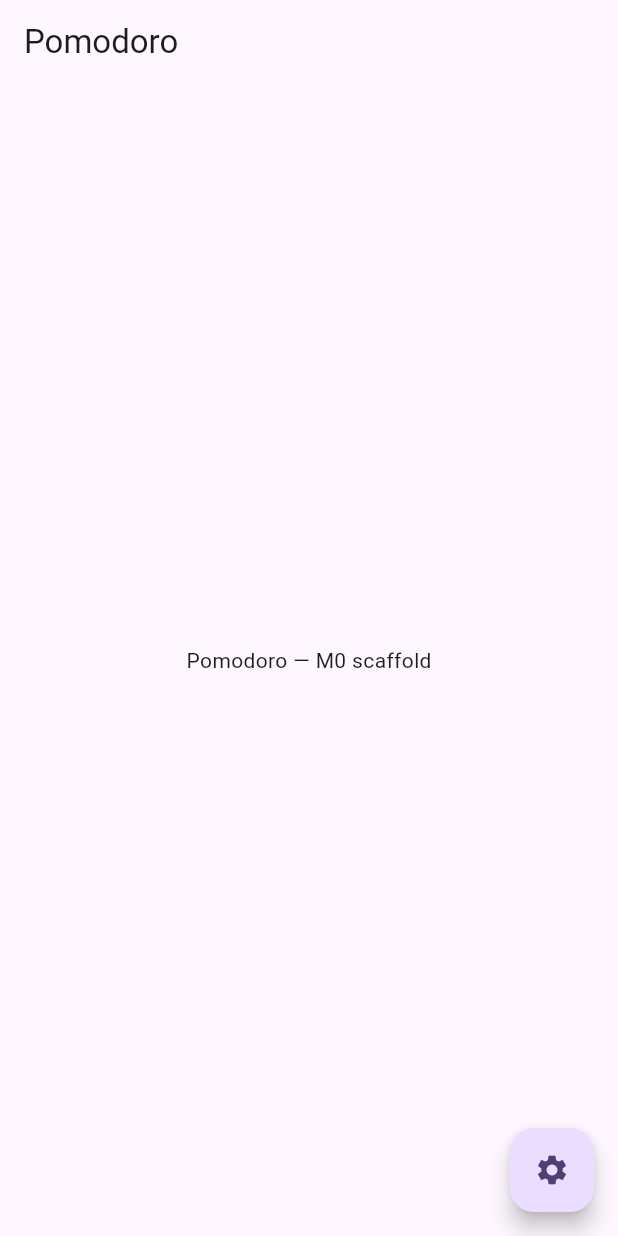
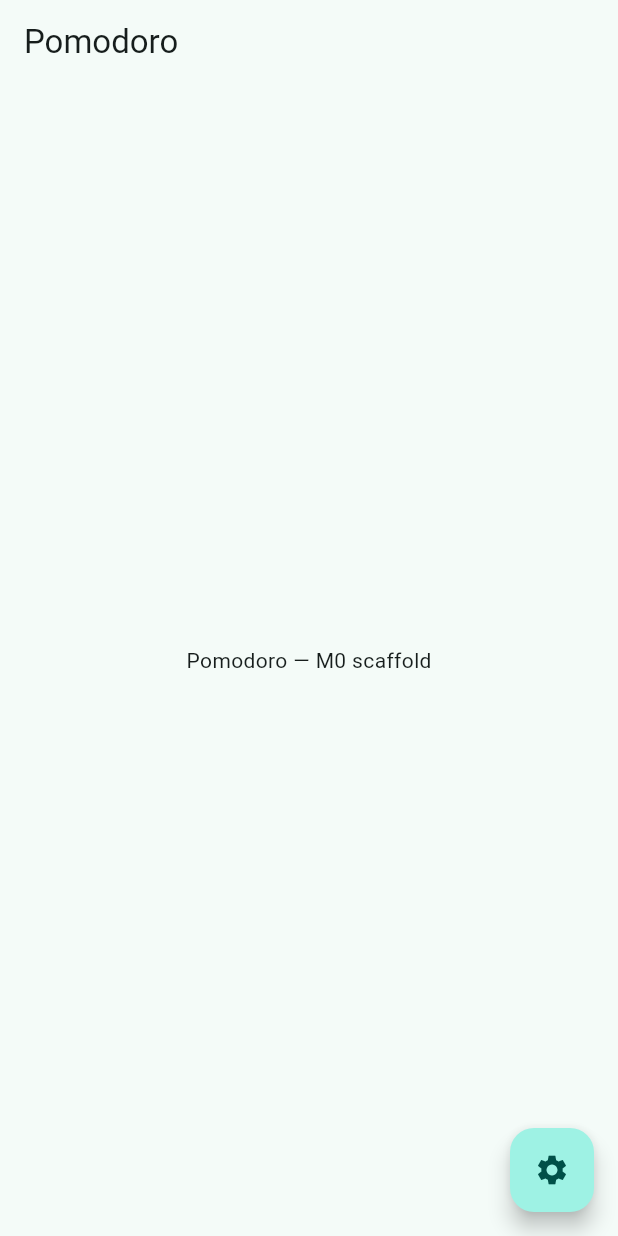
Before and after one commit to michalstaniecko/pomodoro, a Flutter app: the screen it shows after launch, on a phone screen of 412 x 824 dp. Run offline on Flutter 3.47's test engine with Material 3 defaults, Android fonts, the phone set to English and light mode, and no system bars; our stand-ins replace flutter_riverpod, go_router.

Commit message:
feat: add Material 3 light/dark theme (#5)
Wprowadza AppTheme z getterami light/dark i placeholder seed color,
podpina darkTheme + themeMode.system w MaterialApp.router aby aplikacja
respektowała ustawienia systemowe.

Co-Authored-By: Claude Opus 4.7 <noreply@anthropic.com>

```diff
--- a/lib/app/app.dart
+++ b/lib/app/app.dart
@@ -2,6 +2,7 @@ import 'package:flutter/material.dart';
 import 'package:flutter_riverpod/flutter_riverpod.dart';
 
 import '../core/providers/router_provider.dart';
+import 'theme/app_theme.dart';
 
 class PomodoroApp extends ConsumerWidget {
   const PomodoroApp({super.key});
@@ -12,10 +13,9 @@ class PomodoroApp extends ConsumerWidget {
 
     return MaterialApp.router(
       title: 'Pomodoro',
-      theme: ThemeData(
-        colorScheme: ColorScheme.fromSeed(seedColor: Colors.deepPurple),
-        useMaterial3: true,
-      ),
+      theme: AppTheme.light,
+      darkTheme: AppTheme.dark,
+      themeMode: ThemeMode.system,
       routerConfig: router,
     );
   }
--- /dev/null
+++ b/lib/app/theme/app_theme.dart
@@ -0,0 +1,21 @@
+import 'package:flutter/material.dart';
+
+class AppTheme {
+  const AppTheme._();
+
+  // placeholder, do ustalenia w issue brand „Pomodoro by Small Fish"
+  static const Color _seedColor = Colors.teal;
+
+  static ThemeData get light => ThemeData(
+    colorScheme: ColorScheme.fromSeed(seedColor: _seedColor),
+    useMaterial3: true,
+  );
+
+  static ThemeData get dark => ThemeData(
+    colorScheme: ColorScheme.fromSeed(
+      seedColor: _seedColor,
+      brightness: Brightness.dark,
+    ),
+    useMaterial3: true,
+  );
+}
```
